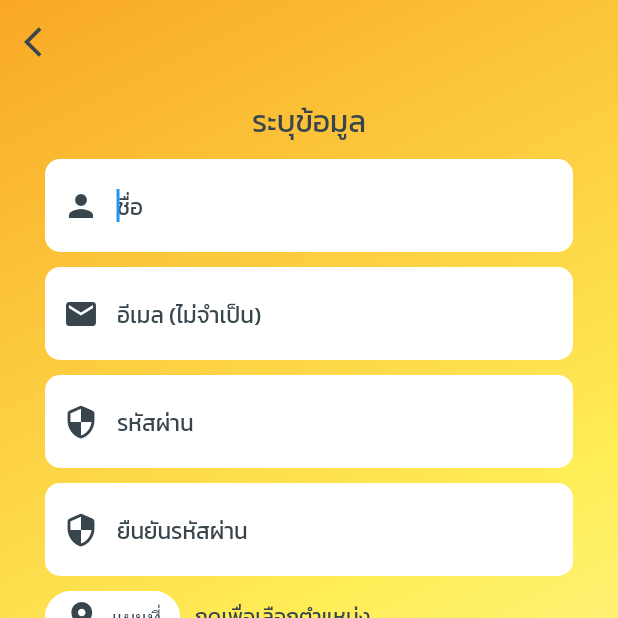
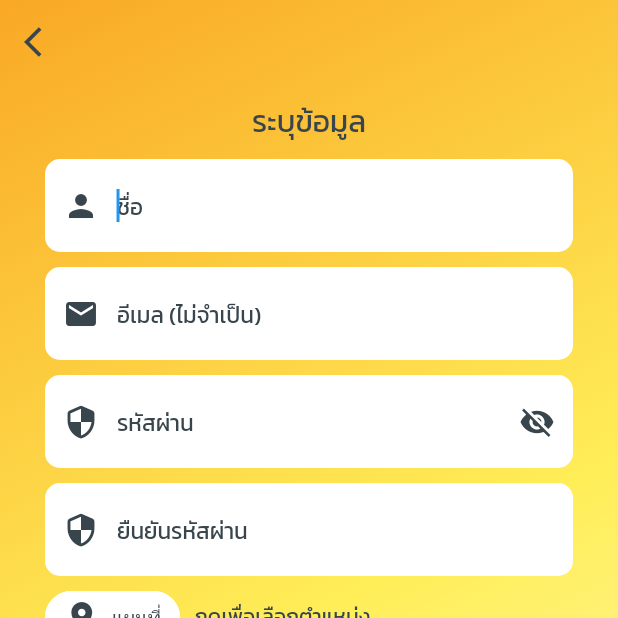
Before and after one commit to jukr3410/RodSiaGarage, a Flutter app: the AddInfo screen opened directly with empty values, on a phone screen of 412 x 824 dp, the top half of it. Run offline on Flutter 3.47's test engine with Material 2 defaults, Android fonts, the phone set to English and light mode, and no system bars; drawn by our look-alikes of getwidget, weekday_selector; our stand-ins replace bloc, cached_network_image, carousel_slider, equatable, fancy_bottom_navigation, flutter_bloc and 18 more; missing offline and left inert: direct_select, flutter_polyline_points, fswitch, geocoder, locally, map_address_picker and 4 more; accounts and stored records are empty.

Commit message:
[update] hide show pass

```diff
--- a/lib/register_garage_feature/widgets/addInfo.dart
+++ b/lib/register_garage_feature/widgets/addInfo.dart
@@ -79,6 +79,8 @@ class _AddInfoState extends State<AddInfo> {
 
   // start with all days selected.
   final values = List.filled(7, false);
+
+  bool _passwordVisible = false;
 
   @override
   void initState() {
@@ -260,7 +262,7 @@ class _AddInfoState extends State<AddInfo> {
                                         textInputAction: TextInputAction.next,
                                         keyboardType: TextInputType.text,
                                         autofocus: true,
-                                        obscureText: true,
+                                        obscureText: !_passwordVisible,
                                         textAlign: TextAlign.start,
                                         style: TextStyle(
                                             color: textColorBlack,
@@ -274,6 +276,22 @@ class _AddInfoState extends State<AddInfo> {
                                           prefixIcon: Icon(
                                             Icons.security_rounded,
                                             color: textColorBlack,
+                                          ),
+                                          suffixIcon: IconButton(
+                                            icon: Icon(
+                                              // Based on passwordVisible state choose the icon
+                                              _passwordVisible
+                                                  ? Icons.visibility
+                                                  : Icons.visibility_off,
+                                              color: textColorBlack,
+                                            ),
+                                            onPressed: () {
+                                              // Update the state i.e. toogle the state of passwordVisible variable
+                                              setState(() {
+                                                _passwordVisible =
+                                                    !_passwordVisible;
+                                              });
+                                            },
                                           ),
                                           fillColor: Colors.white,
                                           alignLabelWithHint: true,
@@ -304,7 +322,7 @@ class _AddInfoState extends State<AddInfo> {
                                         textInputAction: TextInputAction.done,
                                         keyboardType: TextInputType.text,
                                         autofocus: true,
-                                        obscureText: true,
+                                        obscureText: !_passwordVisible,
                                         textAlign: TextAlign.start,
                                         style: TextStyle(
                                             color: textColorBlack,
```
Also changed, not shown: lib/login_feature/widgets/login.dart (+19 -1 lines), lib/register_garage_feature/widgets/resetPassword.dart (+19 -1 lines).
